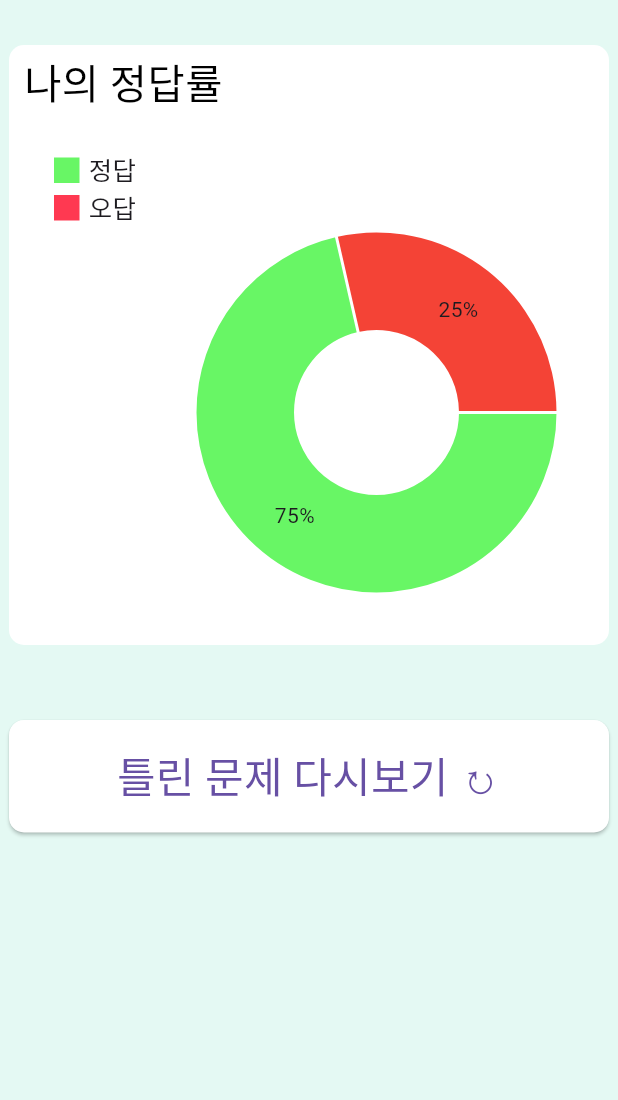
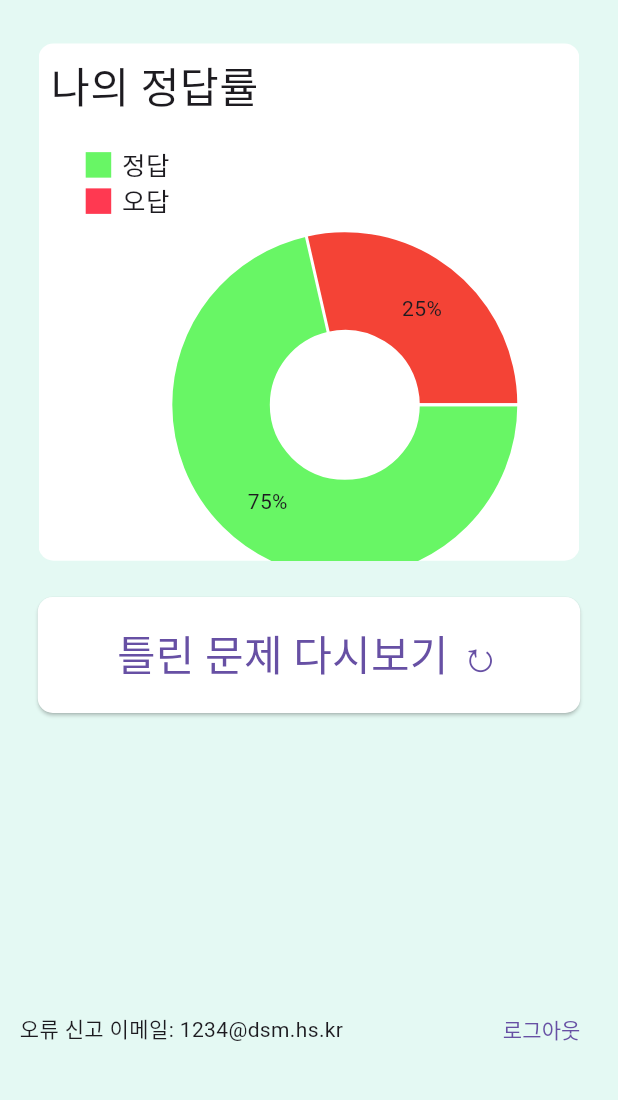
Before and after one commit to cartooncompany/homeworkMVVM, a Flutter app: the MypageScreen screen opened directly, on a phone screen of 412 x 824 dp, the part 75-1175 px from its top. Run offline on Flutter 3.47's test engine with Material 3 defaults, Android fonts, the phone set to English and light mode, and no system bars; drawn by our look-alikes of fl_chart; our stand-ins replace flutter_screenutil; Roboto replaces fonts that are missing (Pretendard).

Commit message:
screenutil사용 및 위치 조정

```diff
--- a/lib/MainPage/mypage_screen.dart
+++ b/lib/MainPage/mypage_screen.dart
@@ -1,6 +1,7 @@
 import 'package:fl_chart/fl_chart.dart';
 import 'package:flutter/cupertino.dart';
 import 'package:flutter/material.dart';
+import 'package:flutter_screenutil/flutter_screenutil.dart';
 import 'package:qintproject/LoginPage/login_screen.dart';
 import 'package:qintproject/MainPage/widget/my_page_app_bar.dart';
 import 'package:qintproject/ProblemPage/wronganswer_screen.dart';
@@ -21,71 +22,70 @@ class _MypageScreenState extends State<MypageScreen> {
       body: Center(
         child: Column(
           children: [
-            const SizedBox(
-              height: 30,
+            SizedBox(
+              height: 30.h,
             ),
             Stack(
               children: [
                 Container(
-                  width: 400,
-                  height: 400,
+                  width: 344.w,
+                  height: 357.h,
                   decoration: BoxDecoration(
                     borderRadius: BorderRadius.circular(10),
                     color: Colors.white,
                   ),
-                ),
-                const Positioned(
-                  top: 5,
-                  left: 10,
-                  child: Text(
-                    "나의 정답률",
-                    style: TextStyle(fontSize: 27, color: Colors.black),
+                  child: Padding(
+                    padding: const EdgeInsets.all(8.0),
+                    child: Text(
+                      "나의 정답률",
+                      style: TextStyle(fontSize: 27.w),
+                    ),
                   ),
                 ),
                 Positioned(
-                  top: 75,
-                  left: 30,
+                  top: 75.h,
+                  left: 30.w,
                   child: Container(
                     width: 17,
                     height: 17,
                     color: const Color(0xff68F665),
                   ),
                 ),
-                const Positioned(
-                  top: 71,
-                  left: 53,
-                  child: Text(
+                Positioned(
+                  top: 71.h,
+                  left: 53.w,
+                  child: const Text(
                     "정답",
                     style: TextStyle(fontSize: 17),
                   ),
                 ),
                 Positioned(
-                  top: 100,
-                  left: 30,
+                  top: 100.h,
+                  left: 30.w,
                   child: Container(
                     width: 17,
                     height: 17,
                     color: const Color(0xffFF3951),
                   ),
                 ),
-                const Positioned(
-                  top: 96,
-                  left: 53,
-                  child: Text(
+                Positioned(
+                  top: 96.h,
+                  left: 53.w,
+                  child: const Text(
                     "오답",
                     style: TextStyle(fontSize: 17),
                   ),
                 ),
                 Positioned(
-                  top: 120,
-                  right: 30,
+                  top: 120.h,
+                  right: 30.w,
                   child: SizedBox(
                     width: 250,
                     height: 250,
                     child: PieChart(
                       PieChartData(
                         sections: getSections(),
-                        centerSpaceRadius: 55,
+                        centerSpaceRadius: 50,
                         borderData: FlBorderData(
                           show: false,
                         ),
@@ -95,13 +95,13 @@ class _MypageScreenState extends State<MypageScreen> {
                 ),
               ],
             ),
-            const SizedBox(
-              height: 50,
+            SizedBox(
+              height: 25.h,
             ),
             ElevatedButton(
                 style: ElevatedButton.styleFrom(
                   backgroundColor: Colors.white,
-                  minimumSize: const Size(400, 75),
+                  minimumSize: Size(345.w, 80.h),
                   shape: RoundedRectangleBorder(
                       borderRadius: BorderRadius.circular(10)),
                 ),
@@ -116,8 +116,8 @@ class _MypageScreenState extends State<MypageScreen> {
                   "틀린 문제 다시보기 ↻",
                   style: TextStyle(fontSize: 28),
                 )),
-            const SizedBox(
-              height: 240,
+            SizedBox(
+              height: 180.h,
             ),
             Padding(
               padding: const EdgeInsets.all(13),
```
